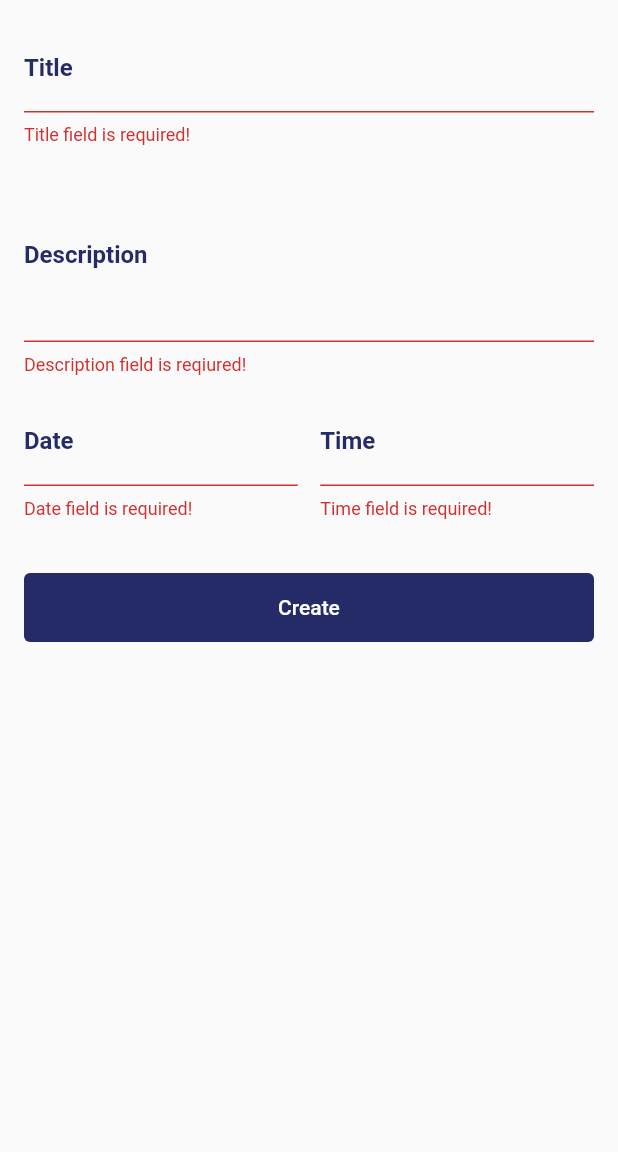
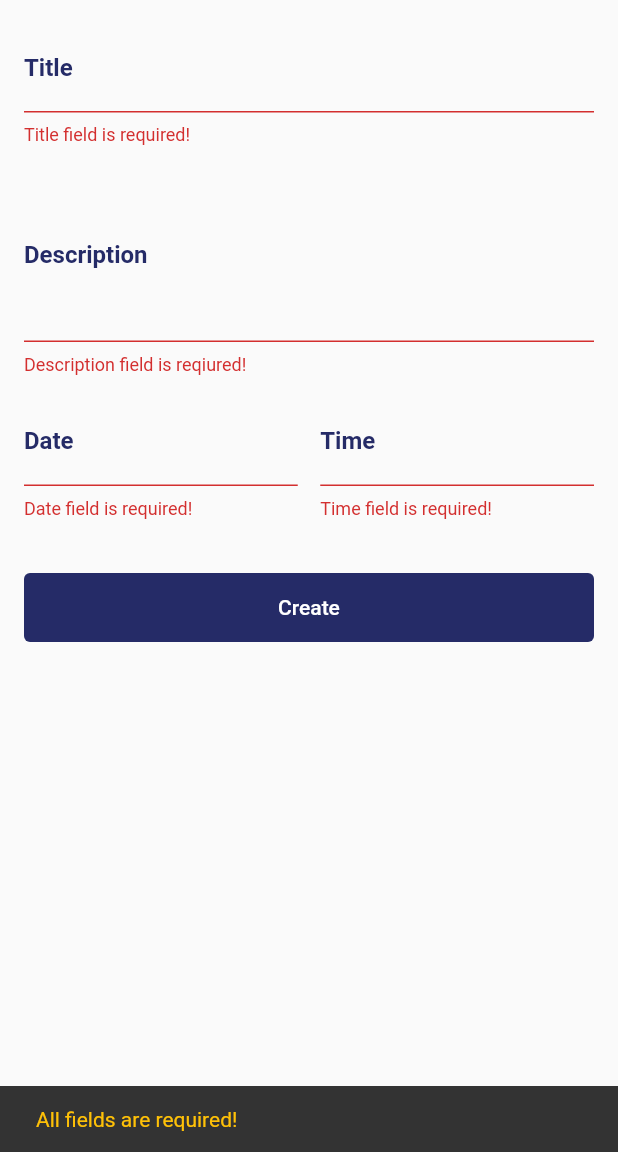
Before and after one commit to GhanaTechLab/Todo-app, a Flutter app: the CreateTodoView screen opened directly, after a tap on "Create", on a phone screen of 412 x 824 dp, the part 84-1236 px from its top. Run offline on Flutter 3.47's test engine with Material 2 defaults, Android fonts, the phone set to English and light mode, and no system bars; our stand-ins replace device_preview, modal_bottom_sheet; network calls fail.

Commit message:
complete todo app

```diff
--- a/lib/create_todo_view.dart
+++ b/lib/create_todo_view.dart
@@ -1,16 +1,28 @@
+import 'package:awesome_todo_app/controllers/todo_controller.dart';
 import 'package:flutter/material.dart';
 import 'package:intl/intl.dart';
 
-class CreateTodoView extends StatelessWidget {
-  CreateTodoView({Key? key}) : super(key: key);
+class CreateTodoView extends StatefulWidget {
+  const CreateTodoView({Key? key}) : super(key: key);
+
+  @override
+  State<CreateTodoView> createState() => _CreateTodoViewState();
+}
+
+class _CreateTodoViewState extends State<CreateTodoView> {
+  final TodoController _todoController = TodoController();
 
   final TextEditingController _titleController = TextEditingController();
+
   final TextEditingController _descriptionController = TextEditingController();
+
   final TextEditingController _dateController = TextEditingController();
+
   final TextEditingController _timeController = TextEditingController();
 
   final GlobalKey<FormState> _formKey = GlobalKey();
-
+  DateTime? myDate;
+  bool isLoading = false;
   @override
   Widget build(BuildContext context) {
     return Scaffold(
@@ -87,6 +99,7 @@ class CreateTodoView extends StatelessWidget {
                         final DateFormat _dateFormat = DateFormat('dd/MM/yyyy');
                         _dateController.text =
                             _dateFormat.format(selectedDate!);
+                        myDate = selectedDate;
                       });
                     },
                     maxLines: 1,
@@ -122,6 +135,9 @@ class CreateTodoView extends StatelessWidget {
                               context: context, initialTime: TimeOfDay.now())
                           .then((selectedTime) {
                         _timeController.text = selectedTime!.format(context);
+                        myDate!.add(Duration(
+                            hours: selectedTime.hour,
+                            minutes: selectedTime.minute));
                       });
                     },
                     decoration: const InputDecoration(
@@ -149,20 +165,48 @@ class CreateTodoView extends StatelessWidget {
             const SizedBox(
               height: 35,
             ),
-            TextButton(
+            isLoading
+                ? const Center(child: CircularProgressIndicator())
+                : TextButton(
                     style: TextButton.styleFrom(
                         backgroundColor: const Color.fromRGBO(37, 43, 103, 1),
                         padding: const EdgeInsets.all(15)),
-                onPressed: () {
+                    onPressed: () async {
                       if (_formKey.currentState!.validate()) {
-//send data to backend
-                    print('success');
-                    print(_titleController.text);
-                    print(_descriptionController.text);
-                    print(_dateController.text + " " + _timeController.text);
+                        setState(() {
+                          isLoading = true;
+                        });
+                        bool isSent = await _todoController.createTodo(
+                            title: _titleController.text,
+                            description: _descriptionController.text,
+                            deadline: myDate!);
+                        setState(() {
+                          isLoading = false;
+                        });
+                        if (isSent) {
+                          ScaffoldMessenger.of(context).showSnackBar(
+                              const SnackBar(
+                                  content: Text('Todo added successfully!',
+                                      style: TextStyle(color: Colors.green))));
+
+                          Navigator.pop(context);
+                        } else {
+                          ScaffoldMessenger.of(context)
+                              .showSnackBar(const SnackBar(
+                                  content: Text(
+                            'Could not add todo.',
+                            style: TextStyle(color: Colors.red),
+                          )));
+                        }
                       } else {
                         //validation failed!
-                    print('failed!');
+                        debugPrint('failed!');
+                        ScaffoldMessenger.of(context)
+                            .showSnackBar(const SnackBar(
+                                content: Text(
+                          'All fields are required!',
+                          style: TextStyle(color: Colors.amber),
+                        )));
                       }
                     },
                     child: const Text(
--- /dev/null
+++ b/lib/models/todo.dart
@@ -0,0 +1,48 @@
+// To parse this JSON data, do
+//
+//     final todo = todoFromJson(jsonString);
+
+import 'dart:convert';
+
+List<Todo> todoFromJson(String str) => List<Todo>.from(json.decode(str).map((x) => Todo.fromJson(x)));
+
+String todoToJson(List<Todo> data) => json.encode(List<dynamic>.from(data.map((x) => x.toJson())));
+
+
+class Todo {
+    Todo({
+        required this.id,
+        required this.title,
+        required this.description,
+        required this.deadline,
+        required this.isCompleted,
+        required this.v,
+    });
+
+    String id;
+    String title;
+    String description;
+    DateTime deadline;
+    bool isCompleted;
+    int v;
+
+    factory Todo.fromJson(Map<String, dynamic> json) => Todo(
+        id: json["_id"],
+        title: json["title"],
+        description: json["description"],
+        deadline: DateTime.parse(json["deadline"]),
+        isCompleted: json["isCompleted"],
+        v: json["__v"],
+    );
+
+
+
+    Map<String, dynamic> toJson() => {
+        "_id": id,
+        "title": title,
+        "description": description,
+        "deadline": deadline.toIso8601String(),
+        "isCompleted": isCompleted,
+        "__v": v,
+    };
+}
--- /dev/null
+++ b/lib/services/todo_service.dart
@@ -0,0 +1,42 @@
+import 'dart:convert';
+
+import 'package:http/http.dart';
+
+class TodoService {
+  final String baseUrl = 'https://insect-mindshare.cyclic-app.com';
+
+  ///get all todos
+  Future<Response> getAllTodosRequest() async {
+    return await get(Uri.parse('$baseUrl/todos'));
+  }
+
+  ///create a todo
+  Future<Response> createTodo(
+      {required String title,
+      required String description,
+      required DateTime deadline}) async {
+    Map<String, dynamic> body = {
+      'title': title,
+      'description': description,
+      'deadline': deadline.toIso8601String()
+    };
+    return await post(Uri.parse('$baseUrl/todos'), body: jsonEncode(body));
+  }
+
+  ///get todo by id (one todo)
+  Future<Response> getTodo(String id) async {
+    return await get(Uri.parse('$baseUrl/todos/$id'));
+  }
+
+  ///update iscompleted (patch)
+  Future<Response> updateStatus(String id) async {
+    Map<String, dynamic> body = {'isCompleted': true};
+
+    return await patch(Uri.parse('$baseUrl/todos/$id'), body: body);
+  }
+
+  ///delete a todo
+  Future<Response> deleteTodo(String id) async {
+    return await delete(Uri.parse('$baseUrl/todos/$id'));
+  }
+}
--- a/pubspec.yaml
+++ b/pubspec.yaml
@@ -36,10 +36,13 @@ dependencies:
   cupertino_icons: ^1.0.2
   modal_bottom_sheet: ^2.0.0
   intl: ^0.17.0
+  http: ^0.13.4
+
 
 dev_dependencies:
   flutter_test:
     sdk: flutter
+  device_preview: ^1.0.0
 
   # The "flutter_lints" package below contains a set of recommended lints to
   # encourage good coding practices. The lint set provided by the package is
```
Also changed, not shown: lib/controllers/todo_controller.dart (added, +104 -0 lines), lib/home_view.dart (+160 -64 lines), lib/main.dart (+7 -5 lines), lib/utils.dart (+14 -1 lines), pubspec.lock, 12 other files. Lines whose indentation alone changed are shown as unchanged.
